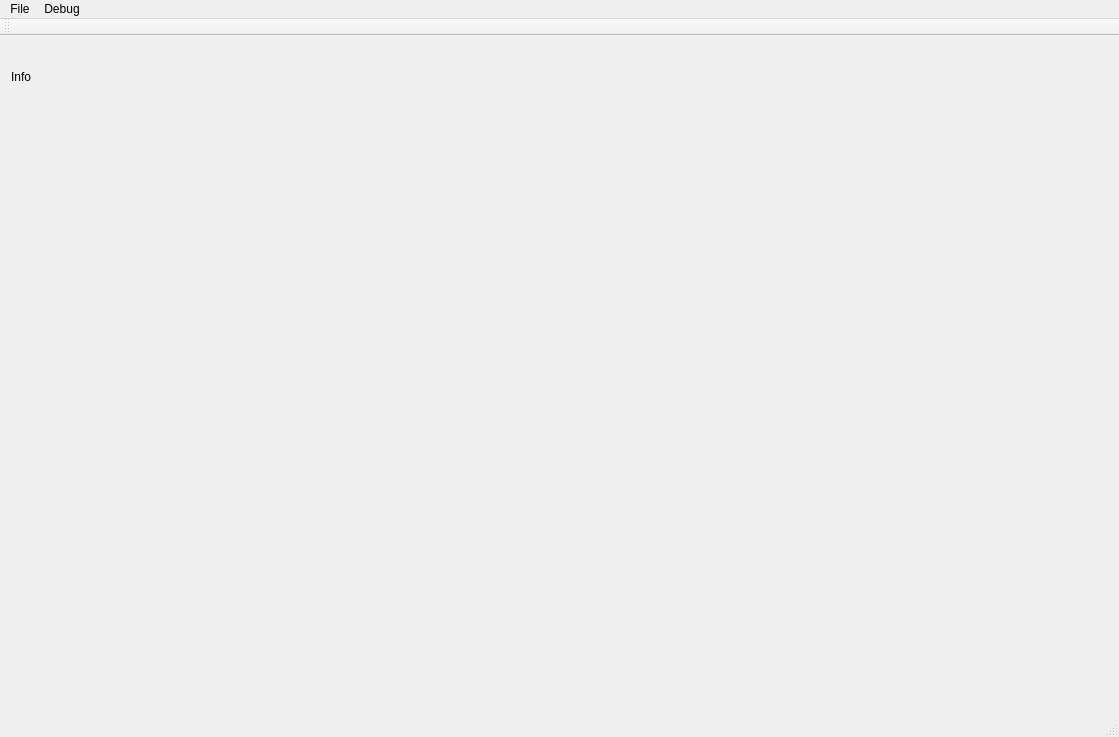
Above: VirtualPilot/Source/VirtualPilot.ui from Jango73/VirtualPilot before the change. Below: the same form after it.
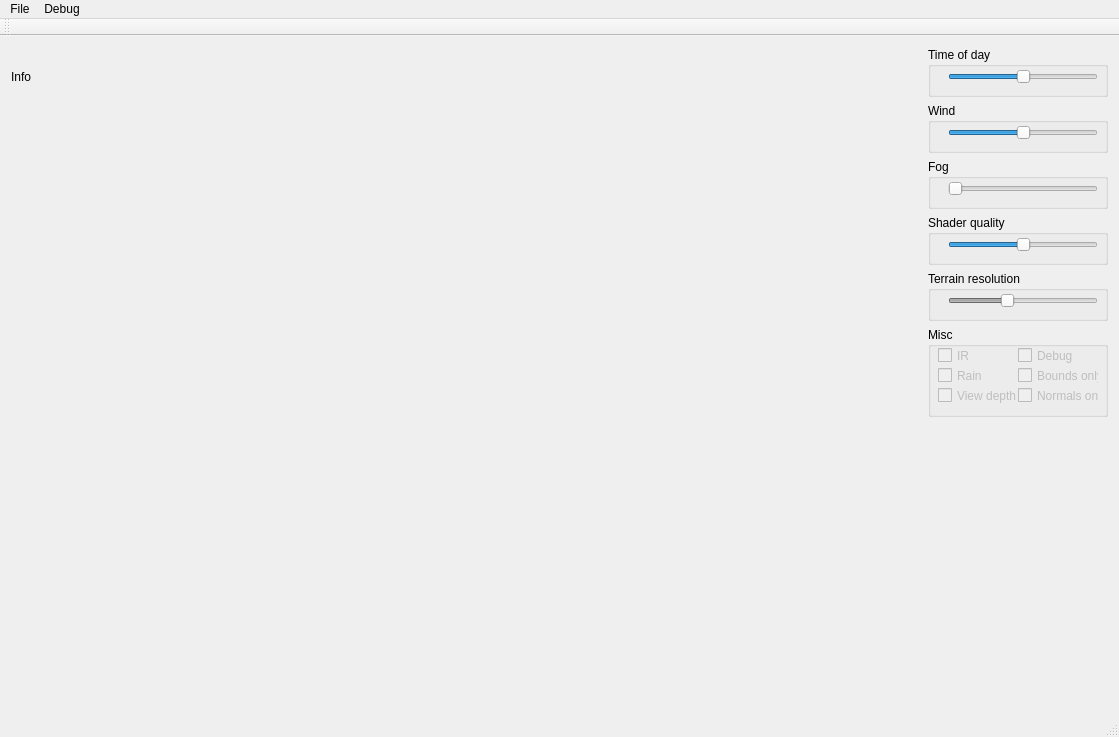
That is the form after the change.

The edit to the form file:
```diff
--- a/VirtualPilot/Source/VirtualPilot.ui
+++ b/VirtualPilot/Source/VirtualPilot.ui
@@ -73,6 +73,322 @@
       </item>
      </layout>
     </item>
+    <item>
+     <layout class="QVBoxLayout" name="verticalLayout">
+      <property name="sizeConstraint">
+       <enum>QLayout::SetMinimumSize</enum>
+      </property>
+      <item>
+       <widget class="QGroupBox" name="groupBox">
+        <property name="minimumSize">
+         <size>
+          <width>180</width>
+          <height>50</height>
+         </size>
+        </property>
+        <property name="title">
+         <string>Time of day</string>
+        </property>
+        <widget class="QSlider" name="m_sTime">
+         <property name="geometry">
+          <rect>
+           <x>20</x>
+           <y>20</y>
+           <width>150</width>
+           <height>20</height>
+          </rect>
+         </property>
+         <property name="focusPolicy">
+          <enum>Qt::NoFocus</enum>
+         </property>
+         <property name="maximum">
+          <number>24</number>
+         </property>
+         <property name="pageStep">
+          <number>4</number>
+         </property>
+         <property name="value">
+          <number>12</number>
+         </property>
+         <property name="orientation">
+          <enum>Qt::Horizontal</enum>
+         </property>
+        </widget>
+       </widget>
+      </item>
+      <item>
+       <widget class="QGroupBox" name="groupBox_4">
+        <property name="minimumSize">
+         <size>
+          <width>180</width>
+          <height>50</height>
+         </size>
+        </property>
+        <property name="title">
+         <string>Wind</string>
+        </property>
+        <widget class="QSlider" name="m_sWindLevel">
+         <property name="geometry">
+          <rect>
+           <x>20</x>
+           <y>20</y>
+           <width>150</width>
+           <height>20</height>
+          </rect>
+         </property>
+         <property name="focusPolicy">
+          <enum>Qt::NoFocus</enum>
+         </property>
+         <property name="value">
+          <number>50</number>
+         </property>
+         <property name="orientation">
+          <enum>Qt::Horizontal</enum>
+         </property>
+        </widget>
+       </widget>
+      </item>
+      <item>
+       <widget class="QGroupBox" name="groupBox_2">
+        <property name="minimumSize">
+         <size>
+          <width>180</width>
+          <height>50</height>
+         </size>
+        </property>
+        <property name="title">
+         <string>Fog</string>
+        </property>
+        <widget class="QSlider" name="m_sFogLevel">
+         <property name="geometry">
+          <rect>
+           <x>20</x>
+           <y>20</y>
+           <width>150</width>
+           <height>20</height>
+          </rect>
+         </property>
+         <property name="focusPolicy">
+          <enum>Qt::NoFocus</enum>
+         </property>
+         <property name="orientation">
+          <enum>Qt::Horizontal</enum>
+         </property>
+        </widget>
+       </widget>
+      </item>
+      <item>
+       <widget class="QGroupBox" name="groupBox_3">
+        <property name="minimumSize">
+         <size>
+          <width>180</width>
+          <height>50</height>
+         </size>
+        </property>
+        <property name="title">
+         <string>Shader quality</string>
+        </property>
+        <widget class="QSlider" name="m_sShaderQuality">
+         <property name="geometry">
+          <rect>
+           <x>20</x>
+           <y>20</y>
+           <width>150</width>
+           <height>20</height>
+          </rect>
+         </property>
+         <property name="focusPolicy">
+          <enum>Qt::NoFocus</enum>
+         </property>
+         <property name="value">
+          <number>50</number>
+         </property>
+         <property name="orientation">
+          <enum>Qt::Horizontal</enum>
+         </property>
+        </widget>
+       </widget>
+      </item>
+      <item>
+       <widget class="QGroupBox" name="groupBox_9">
+        <property name="minimumSize">
+         <size>
+          <width>180</width>
+          <height>50</height>
+         </size>
+        </property>
+        <property name="title">
+         <string>Terrain resolution</string>
+        </property>
+        <widget class="QSlider" name="m_sTerrainRes">
+         <property name="enabled">
+          <bool>false</bool>
+         </property>
+         <property name="geometry">
+          <rect>
+           <x>20</x>
+           <y>20</y>
+           <width>150</width>
+           <height>20</height>
+          </rect>
+         </property>
+         <property name="focusPolicy">
+          <enum>Qt::NoFocus</enum>
+         </property>
+         <property name="maximum">
+          <number>81</number>
+         </property>
+         <property name="value">
+          <number>31</number>
+         </property>
+         <property name="orientation">
+          <enum>Qt::Horizontal</enum>
+         </property>
+        </widget>
+       </widget>
+      </item>
+      <item>
+       <widget class="QGroupBox" name="groupBox_8">
+        <property name="minimumSize">
+         <size>
+          <width>180</width>
+          <height>90</height>
+         </size>
+        </property>
+        <property name="title">
+         <string>Misc</string>
+        </property>
+        <widget class="QCheckBox" name="m_chkRain">
+         <property name="enabled">
+          <bool>false</bool>
+         </property>
+         <property name="geometry">
+          <rect>
+           <x>10</x>
+           <y>40</y>
+           <width>51</width>
+           <height>17</height>
+          </rect>
+         </property>
+         <property name="focusPolicy">
+          <enum>Qt::NoFocus</enum>
+         </property>
+         <property name="text">
+          <string>Rain</string>
+         </property>
+        </widget>
+        <widget class="QCheckBox" name="m_chkDebug">
+         <property name="enabled">
+          <bool>false</bool>
+         </property>
+         <property name="geometry">
+          <rect>
+           <x>90</x>
+           <y>20</y>
+           <width>71</width>
+           <height>17</height>
+          </rect>
+         </property>
+         <property name="focusPolicy">
+          <enum>Qt::NoFocus</enum>
+         </property>
+         <property name="text">
+          <string>Debug</string>
+         </property>
+        </widget>
+        <widget class="QCheckBox" name="m_chkDepth">
+         <property name="enabled">
+          <bool>false</bool>
+         </property>
+         <property name="geometry">
+          <rect>
+           <x>10</x>
+           <y>60</y>
+           <width>91</width>
+           <height>17</height>
+          </rect>
+         </property>
+         <property name="focusPolicy">
+          <enum>Qt::NoFocus</enum>
+         </property>
+         <property name="text">
+          <string>View depth</string>
+         </property>
+        </widget>
+        <widget class="QCheckBox" name="m_chkBoundsOnly">
+         <property name="enabled">
+          <bool>false</bool>
+         </property>
+         <property name="geometry">
+          <rect>
+           <x>90</x>
+           <y>40</y>
+           <width>81</width>
+           <height>17</height>
+          </rect>
+         </property>
+         <property name="focusPolicy">
+          <enum>Qt::NoFocus</enum>
+         </property>
+         <property name="text">
+          <string>Bounds only</string>
+         </property>
+        </widget>
+        <widget class="QCheckBox" name="m_chkIR">
+         <property name="enabled">
+          <bool>false</bool>
+         </property>
+         <property name="geometry">
+          <rect>
+           <x>10</x>
+           <y>20</y>
+           <width>101</width>
+           <height>17</height>
+          </rect>
+         </property>
+         <property name="focusPolicy">
+          <enum>Qt::NoFocus</enum>
+         </property>
+         <property name="text">
+          <string>IR</string>
+         </property>
+        </widget>
+        <widget class="QCheckBox" name="m_chkNormalsOnly">
+         <property name="enabled">
+          <bool>false</bool>
+         </property>
+         <property name="geometry">
+          <rect>
+           <x>90</x>
+           <y>60</y>
+           <width>81</width>
+           <height>17</height>
+          </rect>
+         </property>
+         <property name="focusPolicy">
+          <enum>Qt::NoFocus</enum>
+         </property>
+         <property name="text">
+          <string>Normals only</string>
+         </property>
+        </widget>
+       </widget>
+      </item>
+      <item>
+       <spacer name="verticalSpacer_2">
+        <property name="orientation">
+         <enum>Qt::Vertical</enum>
+        </property>
+        <property name="sizeHint" stdset="0">
+         <size>
+          <width>20</width>
+          <height>40</height>
+         </size>
+        </property>
+       </spacer>
+      </item>
+     </layout>
+    </item>
    </layout>
   </widget>
   <widget class="QMenuBar" name="menuBar">
```
